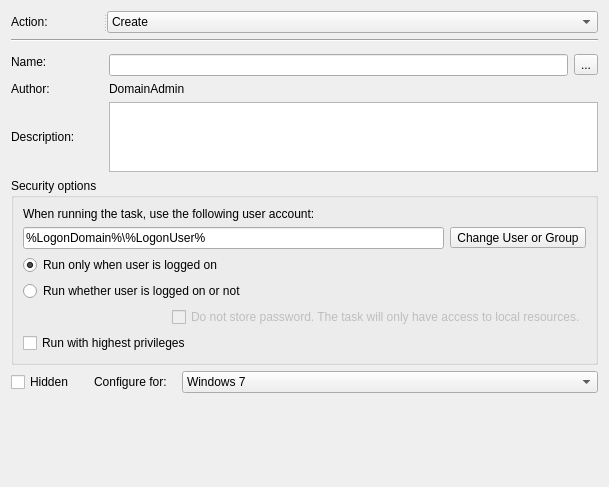
august-alt/policy-preferences-editor-prototype, file src/apps/mvvm-folders/scheduled_tasks/schedulewin7widget.ui: the form before one commit.
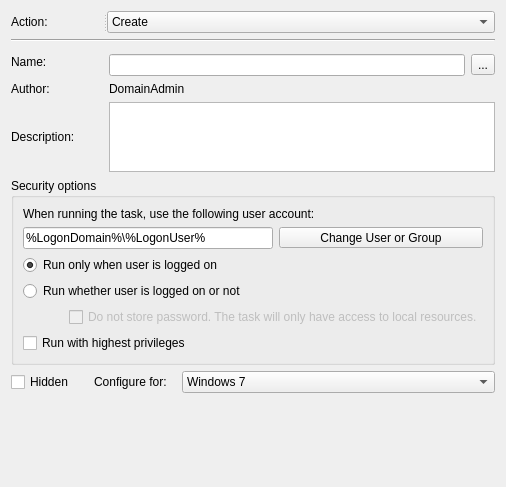
The form after the commit.

Commit message: fix: fix labels in scheduled widgets

```diff
--- a/src/apps/mvvm-folders/scheduled_tasks/schedulewin7widget.ui
+++ b/src/apps/mvvm-folders/scheduled_tasks/schedulewin7widget.ui
@@ -127,16 +127,6 @@
       <string>Security options</string>
      </property>
      <layout class="QGridLayout" name="gridLayout">
-      <item row="0" column="0" colspan="2">
-       <widget class="QLabel" name="runAccountLabel">
-        <property name="text">
-         <string>When running the task, use the following user account:</string>
-        </property>
-        <property name="buddy">
-         <cstring>accountLineEdit</cstring>
-        </property>
-       </widget>
-      </item>
       <item row="1" column="0" colspan="2">
        <widget class="QLineEdit" name="accountLineEdit">
         <property name="text">
@@ -146,28 +136,17 @@
       </item>
       <item row="1" column="2">
        <widget class="QToolButton" name="accountToolButton">
+        <property name="sizePolicy">
+         <sizepolicy hsizetype="Minimum" vsizetype="Fixed">
+          <horstretch>0</horstretch>
+          <verstretch>0</verstretch>
+         </sizepolicy>
+        </property>
         <property name="text">
          <string>Change User or Group</string>
         </property>
        </widget>
       </item>
-      <item row="2" column="0" colspan="2">
-       <widget class="QRadioButton" name="loggedRadioButton">
-        <property name="text">
-         <string>Run only when user is logged on</string>
-        </property>
-        <property name="checked">
-         <bool>true</bool>
-        </property>
-       </widget>
-      </item>
-      <item row="3" column="0" colspan="2">
-       <widget class="QRadioButton" name="notloggedRadioButton">
-        <property name="text">
-         <string>Run whether user is logged on or not</string>
-        </property>
-       </widget>
-      </item>
       <item row="4" column="0">
        <spacer name="horizontalSpacer">
         <property name="orientation">
@@ -207,6 +186,33 @@
         </property>
        </widget>
       </item>
+      <item row="2" column="0" colspan="3">
+       <widget class="QRadioButton" name="loggedRadioButton">
+        <property name="text">
+         <string>Run only when user is logged on</string>
+        </property>
+        <property name="checked">
+         <bool>true</bool>
+        </property>
+       </widget>
+      </item>
+      <item row="3" column="0" colspan="3">
+       <widget class="QRadioButton" name="notloggedRadioButton">
+        <property name="text">
+         <string>Run whether user is logged on or not</string>
+        </property>
+       </widget>
+      </item>
+      <item row="0" column="0" colspan="3">
+       <widget class="QLabel" name="runAccountLabel">
+        <property name="text">
+         <string>When running the task, use the following user account:</string>
+        </property>
+        <property name="buddy">
+         <cstring>accountLineEdit</cstring>
+        </property>
+       </widget>
+      </item>
      </layout>
     </widget>
    </item>
@@ -256,7 +262,7 @@
      <item>
       <widget class="QComboBox" name="configureComboBox">
        <property name="currentText">
-        <string>Windows Vista or Windows Server 2008</string>
+        <string>Windows 7</string>
        </property>
        <item>
         <property name="text">
```
The commit also changes 7 other files.
